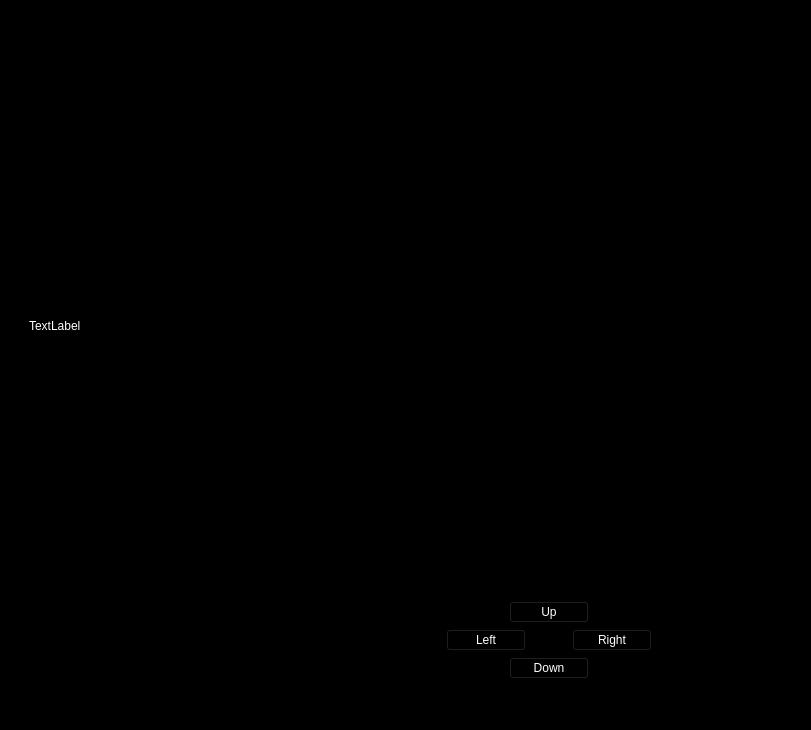
Before: the Qt Designer form 20241135_CS4076_Project/mainwindow.ui in TheCaister/CS4076_Project, drawn with Qt 5.
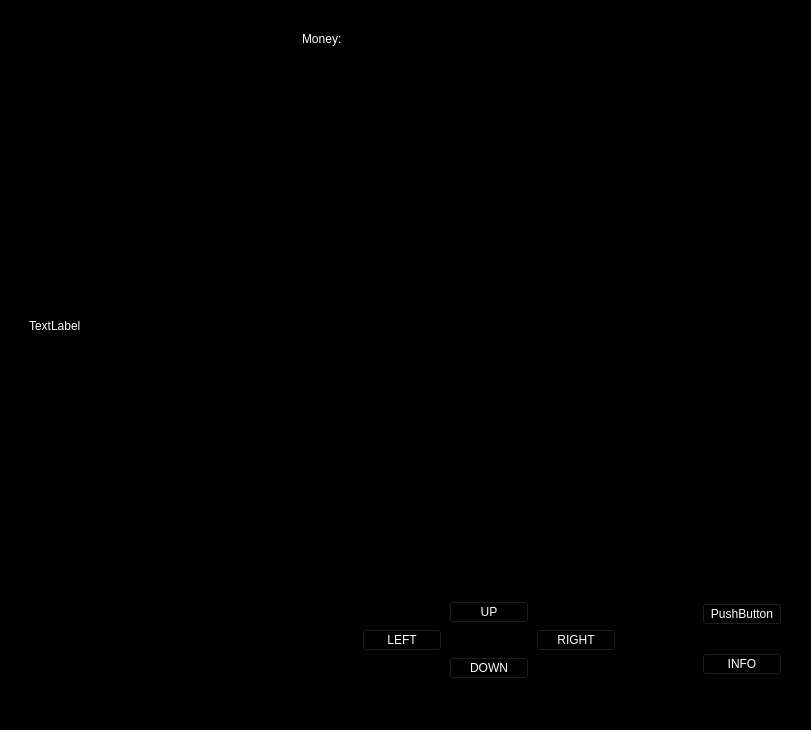
After: the same form once the commit is applied.

Patch:
```diff
--- a/20241135_CS4076_Project/mainwindow.ui
+++ b/20241135_CS4076_Project/mainwindow.ui
@@ -44,7 +44,7 @@
             <rect>
              <x>0</x>
              <y>0</y>
-             <width>247</width>
+             <width>256</width>
              <height>595</height>
             </rect>
            </property>
@@ -87,6 +87,13 @@
         <property name="sizeConstraint">
          <enum>QLayout::SetMinimumSize</enum>
         </property>
+        <item>
+         <widget class="QLabel" name="moneyLabel">
+          <property name="text">
+           <string>Money:</string>
+          </property>
+         </widget>
+        </item>
         <item>
          <widget class="QLabel" name="current_image">
           <property name="minimumSize">
@@ -107,15 +114,17 @@
          </widget>
         </item>
         <item>
+         <layout class="QHBoxLayout" name="horizontalLayout_7">
+          <item>
          <layout class="QVBoxLayout" name="verticalLayout_3">
           <property name="leftMargin">
-           <number>150</number>
+             <number>60</number>
           </property>
           <property name="topMargin">
            <number>20</number>
           </property>
           <property name="rightMargin">
-           <number>150</number>
+             <number>60</number>
           </property>
           <property name="bottomMargin">
            <number>20</number>
@@ -138,7 +147,7 @@
             <item>
              <widget class="QPushButton" name="upButton">
               <property name="text">
-               <string>Up</string>
+                 <string>UP</string>
               </property>
              </widget>
             </item>
@@ -162,7 +171,7 @@
             <item>
              <widget class="QPushButton" name="leftButton">
               <property name="text">
-               <string>Left</string>
+                 <string>LEFT</string>
               </property>
              </widget>
             </item>
@@ -181,8 +190,11 @@
             </item>
             <item>
              <widget class="QPushButton" name="rightButton">
+                <property name="styleSheet">
+                 <string notr="true">:hover{color: rgb(229, 84, 222);}</string>
+                </property>
               <property name="text">
-               <string>Right</string>
+                 <string>RIGHT</string>
               </property>
              </widget>
             </item>
@@ -206,7 +218,7 @@
             <item>
              <widget class="QPushButton" name="downButton">
               <property name="text">
-               <string>Down</string>
+                 <string>DOWN</string>
               </property>
              </widget>
             </item>
@@ -222,6 +234,35 @@
                </size>
               </property>
              </spacer>
+              </item>
+             </layout>
+            </item>
+           </layout>
+          </item>
+          <item>
+           <layout class="QVBoxLayout" name="verticalLayout_7">
+            <property name="leftMargin">
+             <number>20</number>
+            </property>
+            <property name="rightMargin">
+             <number>20</number>
+            </property>
+            <item>
+             <widget class="QPushButton" name="pushButton_2">
+              <property name="text">
+               <string>PushButton</string>
+              </property>
+             </widget>
+            </item>
+            <item>
+             <widget class="QPushButton" name="infoButton">
+              <property name="styleSheet">
+               <string notr="true"/>
+              </property>
+              <property name="text">
+               <string>INFO</string>
+              </property>
+             </widget>
             </item>
            </layout>
           </item>
```
Lines whose indentation alone changed are shown as unchanged.
